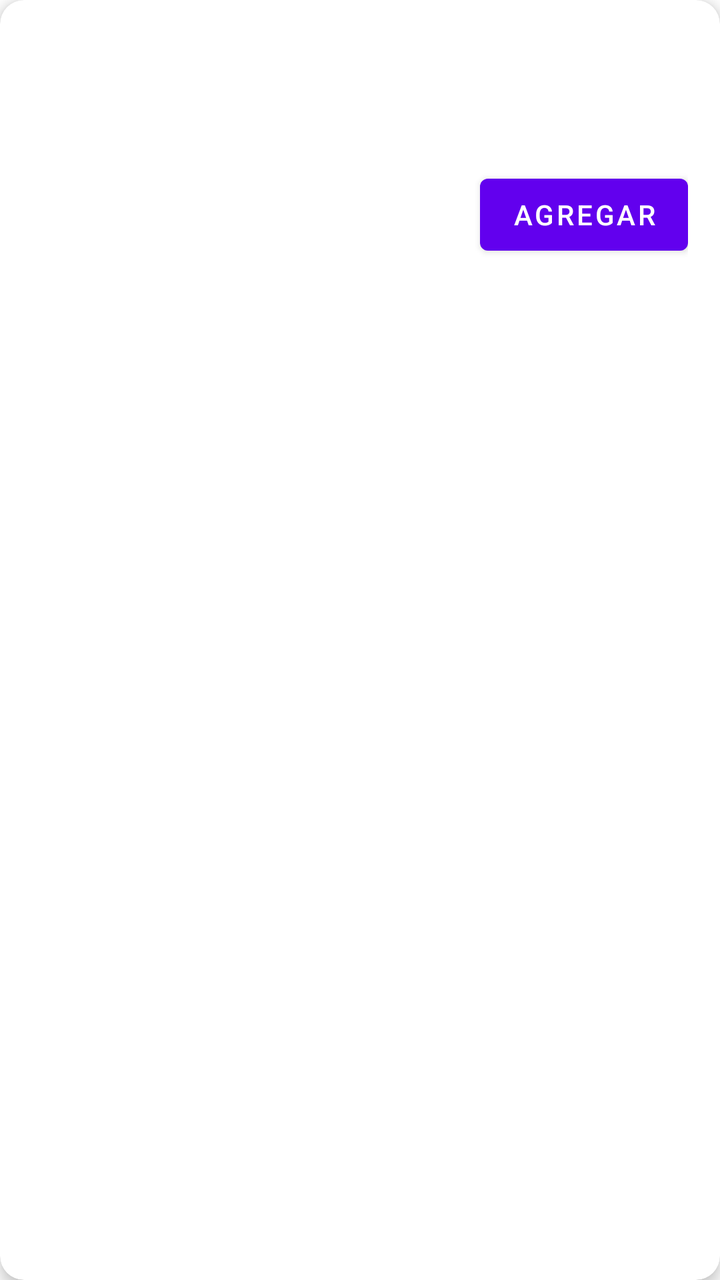
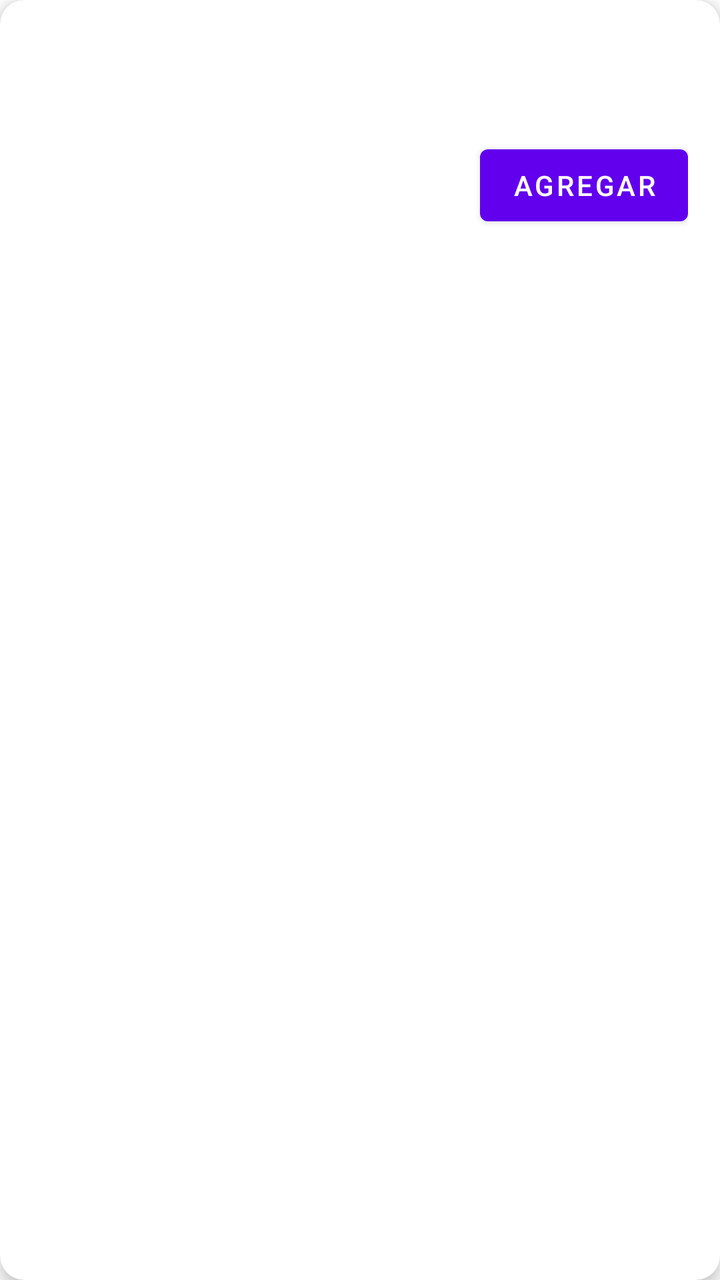

Before-and-after screenshots of an Android layout around one commit, followed by the original layout XML and the change that was made.
<!-- AndroidManifest.xml: application theme Theme.MaterialComponents.DayNight.NoActionBar -->
<!-- res/layout/item_toy_card.xml -->
<?xml version="1.0" encoding="utf-8"?>
<com.google.android.material.card.MaterialCardView
    xmlns:android="http://schemas.android.com/apk/res/android"
    xmlns:app="http://schemas.android.com/apk/res-auto"
    android:layout_width="match_parent"
    android:layout_height="wrap_content"
    android:layout_margin="8dp"
    app:cardCornerRadius="12dp"
    app:cardElevation="4dp">

    <androidx.constraintlayout.widget.ConstraintLayout
        android:layout_width="match_parent"
        android:layout_height="wrap_content"
        android:padding="16dp">

        <ImageView
            android:id="@+id/img_toy"
            android:layout_width="0dp"
            android:layout_height="wrap_content"
            android:maxHeight="300dp"
            android:adjustViewBounds="true"
            android:scaleType="fitCenter"
            app:layout_constraintTop_toTopOf="parent"
            app:layout_constraintStart_toStartOf="parent"
            app:layout_constraintEnd_toEndOf="parent" />

        <TextView
            android:id="@+id/tv_toy_name"
            android:layout_width="0dp"
            android:layout_height="wrap_content"
            android:layout_marginTop="12dp"
            android:textSize="18sp"
            android:textStyle="bold"
            app:layout_constraintTop_toBottomOf="@id/img_toy"
            app:layout_constraintStart_toStartOf="parent"
            app:layout_constraintEnd_toEndOf="parent" />

        <TextView
            android:id="@+id/tv_toy_franchise"
            android:layout_width="0dp"
            android:layout_height="wrap_content"
            android:textColor="@android:color/darker_gray"
            android:textSize="14sp"
            app:layout_constraintTop_toBottomOf="@id/tv_toy_name"
            app:layout_constraintStart_toStartOf="parent"
            app:layout_constraintEnd_toEndOf="parent" />

        <TextView
            android:id="@+id/tv_toy_price"
            android:layout_width="wrap_content"
            android:layout_height="wrap_content"
            android:layout_marginTop="12dp"
            android:textSize="16sp"
            android:textStyle="bold"
            app:layout_constraintTop_toBottomOf="@id/tv_toy_franchise"
            app:layout_constraintStart_toStartOf="parent"
            app:layout_constraintBottom_toBottomOf="parent" />

        <Button
            android:id="@+id/btn_add_to_cart"
            android:layout_width="wrap_content"
            android:layout_height="wrap_content"
            android:text="AGREGAR"
            app:layout_constraintTop_toTopOf="@id/tv_toy_price"
            app:layout_constraintBottom_toBottomOf="@id/tv_toy_price"
            app:layout_constraintEnd_toEndOf="parent" />

    </androidx.constraintlayout.widget.ConstraintLayout>

</com.google.android.material.card.MaterialCardView>
<!-- resources referenced by this layout -->
<resources>

</resources>

<!-- the commit's change to res/layout/item_toy_card.xml (unified diff, before → after) -->
@@ -23,6 +23,7 @@
             app:layout_constraintTop_toTopOf="parent"
             app:layout_constraintStart_toStartOf="parent"
             app:layout_constraintEnd_toEndOf="parent" />
+
 
         <TextView
             android:id="@+id/tv_toy_name"
@@ -56,6 +57,13 @@
             app:layout_constraintStart_toStartOf="parent"
             app:layout_constraintBottom_toBottomOf="parent" />
 
+        <TextView
+            android:id="@+id/tv_toy_name"
+            android:layout_width="wrap_content"
+            android:layout_height="wrap_content"
+            android:textSize="@dimen/text_title_size"
+            android:textStyle="bold" />
+
         <Button
             android:id="@+id/btn_add_to_cart"
             android:layout_width="wrap_content"
<!-- resource entries referenced after the edit -->
@@ -1,5 +1,5 @@
 <!-- resources referenced by this layout -->
 <resources>
-
+  <dimen name="text_title_size">16sp</dimen>
 </resources>
 
